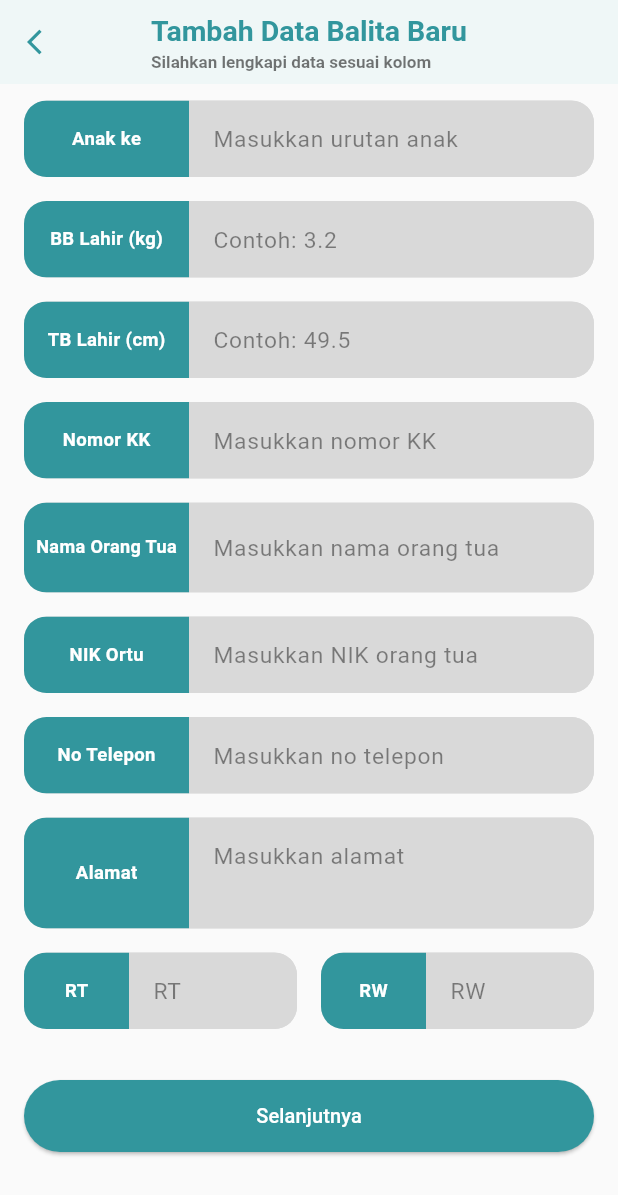
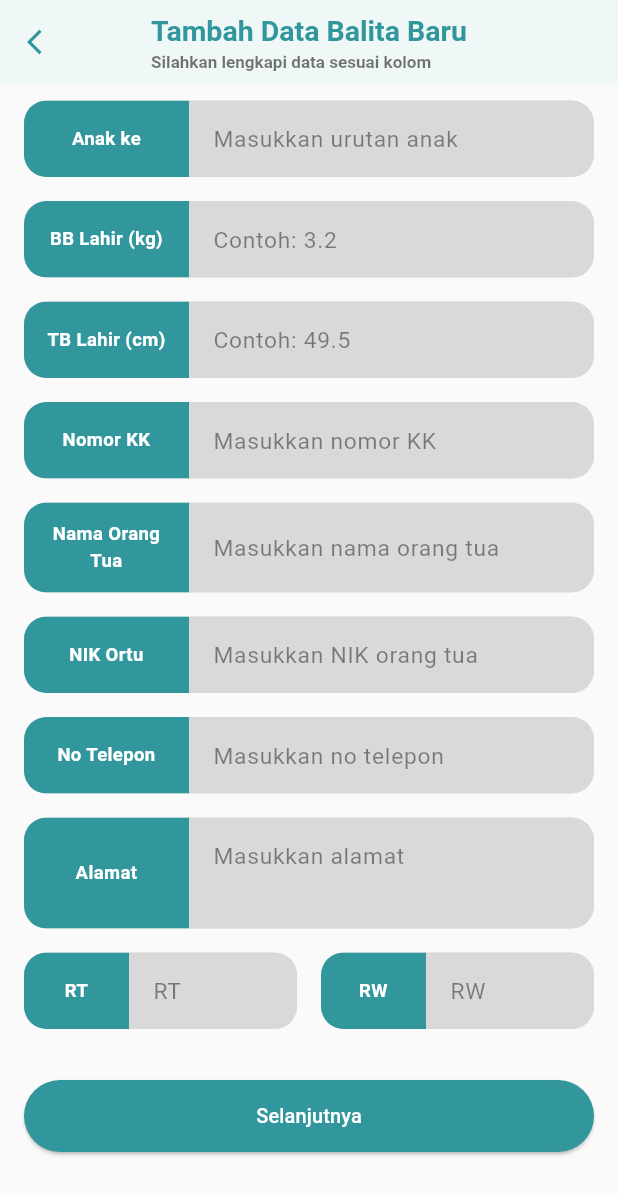
Before and after one commit to Defarrel/Posyandu_app, a Flutter app: the TambahBalitaScreen screen opened directly, scrolled down 332 dp, on a phone screen of 412 x 824 dp. Shown: the top 1195 px of the screen. Run offline on Flutter 3.47's test engine with Material 3 defaults, Android fonts, the phone set to English and light mode, and no system bars; our stand-ins replace camera, dartz, flutter_secure_storage, image_picker, lottie, pdf and 3 more; missing offline and left inert: syncfusion_flutter_pdf, syncfusion_flutter_xlsio; accounts and stored records are empty.

Commit message:
Mengubah agar ukuran font tidak terlalu kecil

```diff
--- a/lib/core/components/custom_texfield2.dart
+++ b/lib/core/components/custom_texfield2.dart
@@ -46,16 +46,15 @@ class CustomTextField2 extends StatelessWidget {
                     ),
                     alignment: Alignment.center,
                     color: AppColors.primary,
-                    child: FittedBox(
-                      fit: BoxFit.scaleDown,
                     child: Text(
                       label,
                       textAlign: TextAlign.center,
+                      maxLines: 2,
+                      overflow: TextOverflow.ellipsis,
                       style: const TextStyle(
                         color: Colors.white,
                         fontWeight: FontWeight.bold,
                         fontSize: 13,
-                        ),
                       ),
                     ),
                   ),
--- a/lib/core/components/custom_textfield.dart
+++ b/lib/core/components/custom_textfield.dart
@@ -47,16 +47,15 @@ class CustomTextFieldBalita extends StatelessWidget {
                     ),
                     alignment: Alignment.center,
                     color: AppColors.primary,
-                    child: FittedBox(
-                      fit: BoxFit.scaleDown,
                     child: Text(
                       label,
                       textAlign: TextAlign.center,
+                      maxLines: 2,
+                      overflow: TextOverflow.ellipsis,
                       style: const TextStyle(
                         color: Colors.white,
                         fontWeight: FontWeight.bold,
                         fontSize: 13,
-                        ),
                       ),
                     ),
                   ),
```
Lines whose indentation alone changed are shown as unchanged.
